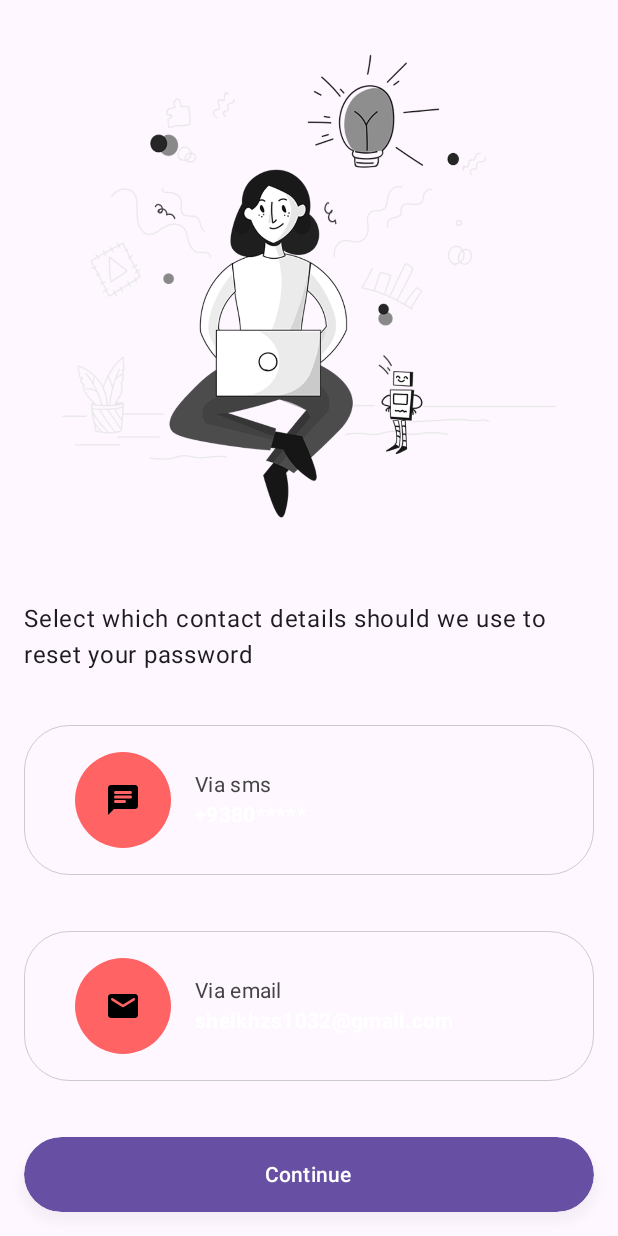
After one commit to sheikh-20/MoviesApp, an Android app built with Jetpack Compose: the composable ContactDetailsScreen shown on its own in the app's theme, on a phone screen of 412 x 824 dp. The commit adds this screen. Run offline under Robolectric (Android 15) with nearby library versions, the phone set to English and light mode, and no system bars; our stand-ins replace accompanist; network calls fail.

Commit message:
Reset password UI integrated

```diff
--- /dev/null
+++ b/app/src/main/java/com/application/moviesapp/ui/onboarding/forgotpassword/ContactDetailsScreen.kt
@@ -0,0 +1,166 @@
+package com.application.moviesapp.ui.onboarding.forgotpassword
+
+import android.content.res.Configuration.UI_MODE_NIGHT_YES
+import androidx.compose.foundation.BorderStroke
+import androidx.compose.foundation.Image
+import androidx.compose.foundation.background
+import androidx.compose.foundation.layout.Arrangement
+import androidx.compose.foundation.layout.Column
+import androidx.compose.foundation.layout.Row
+import androidx.compose.foundation.layout.Spacer
+import androidx.compose.foundation.layout.fillMaxSize
+import androidx.compose.foundation.layout.fillMaxWidth
+import androidx.compose.foundation.layout.padding
+import androidx.compose.foundation.layout.requiredHeight
+import androidx.compose.foundation.layout.size
+import androidx.compose.foundation.shape.RoundedCornerShape
+import androidx.compose.material.icons.Icons
+import androidx.compose.material.icons.rounded.Chat
+import androidx.compose.material.icons.rounded.Email
+import androidx.compose.material.icons.rounded.Message
+import androidx.compose.material3.Button
+import androidx.compose.material3.ButtonDefaults
+import androidx.compose.material3.CircularProgressIndicator
+import androidx.compose.material3.Icon
+import androidx.compose.material3.IconButton
+import androidx.compose.material3.MaterialTheme
+import androidx.compose.material3.OutlinedButton
+import androidx.compose.material3.Text
+import androidx.compose.runtime.Composable
+import androidx.compose.ui.Alignment
+import androidx.compose.ui.Modifier
+import androidx.compose.ui.draw.shadow
+import androidx.compose.ui.graphics.Color
+import androidx.compose.ui.layout.ContentScale
+import androidx.compose.ui.res.painterResource
+import androidx.compose.ui.res.stringResource
+import androidx.compose.ui.text.font.FontWeight
+import androidx.compose.ui.tooling.preview.Preview
+import androidx.compose.ui.unit.dp
+import com.application.moviesapp.R
+import com.application.moviesapp.ui.theme.MoviesAppTheme
+
+@Composable
+fun ContactDetailsScreen(modifier: Modifier = Modifier) {
+    Column(modifier = modifier
+        .fillMaxSize()
+        .padding(16.dp),
+        horizontalAlignment = Alignment.CenterHorizontally,
+        verticalArrangement = Arrangement.SpaceBetween) {
+
+        Image(
+            painter = painterResource(id = R.drawable.ic_reset_password_one),
+            contentDescription = null,
+            modifier = modifier.size(350.dp),
+            contentScale = ContentScale.Crop,
+        )
+
+        Text(text = "Select which contact details should we use to reset your password",
+            style = MaterialTheme.typography.bodyLarge)
+
+
+        OutlinedButton(onClick = {  },
+            shape = RoundedCornerShape(30),
+            border = BorderStroke(width = .5.dp, color =  Color.LightGray),
+            colors = ButtonDefaults.buttonColors(containerColor = MaterialTheme.colorScheme.surface)
+        ) {
+
+            Row(modifier = modifier
+                .fillMaxWidth()
+                .padding(10.dp),
+                verticalAlignment = Alignment.CenterVertically,
+                horizontalArrangement = Arrangement.spacedBy(16.dp)) {
+
+                IconButton(onClick = { /*TODO*/ },
+                    modifier = modifier.background(
+                        color = Color(0xFFFF6363),
+                        shape = RoundedCornerShape(50)).padding(8.dp)) {
+                    Icon(imageVector = Icons.Rounded.Chat,
+                        contentDescription = null,
+                        modifier = modifier.size(24.dp),
+                        tint = Color.Unspecified)
+                }
+
+                Column {
+                    Text(text = "Via sms",
+                        style = MaterialTheme.typography.bodyMedium,
+                        color = Color.DarkGray)
+
+                    Text(text = "+9380*****",
+                        style = MaterialTheme.typography.bodyMedium,
+                        color = MaterialTheme.colorScheme.onSecondary,
+                        fontWeight = FontWeight.Bold)
+                }
+
+            }
+        }
+
+        OutlinedButton(onClick = {  },
+            shape = RoundedCornerShape(30),
+            border = BorderStroke(width = .5.dp, color =  Color.LightGray),
+            colors = ButtonDefaults.buttonColors(containerColor = MaterialTheme.colorScheme.surface)
+        ) {
+
+            Row(modifier = modifier
+                .fillMaxWidth()
+                .padding(10.dp),
+                verticalAlignment = Alignment.CenterVertically,
+                horizontalArrangement = Arrangement.spacedBy(16.dp)) {
+
+                IconButton(onClick = { /*TODO*/ },
+                    modifier = modifier.background(
+                        color = Color(0xFFFF6363),
+                        shape = RoundedCornerShape(50))
+                        .padding(8.dp)) {
+                    Icon(imageVector = Icons.Rounded.Email,
+                        contentDescription = null,
+                        modifier = modifier.size(24.dp),
+                        tint = Color.Unspecified)
+                }
+
+                Column {
+                    Text(text = "Via email",
+                        style = MaterialTheme.typography.bodyMedium,
+                        color = Color.DarkGray)
+
+                    Text(text = "sheikhzs1032@gmail.com",
+                        style = MaterialTheme.typography.bodyMedium,
+                        color = MaterialTheme.colorScheme.onSecondary,
+                        fontWeight = FontWeight.Bold)
+                }
+
+            }
+        }
+
+        Button(onClick = {  },
+            modifier = modifier
+                .shadow(
+                    elevation = 4.dp,
+                    ambientColor = MaterialTheme.colorScheme.outlineVariant,
+                    spotColor = MaterialTheme.colorScheme.outlineVariant,
+                    shape = RoundedCornerShape(50)
+                )
+                .fillMaxWidth()
+                .requiredHeight(50.dp)) {
+
+            Text(text = "Continue",
+                modifier = modifier.padding(4.dp))
+        }
+    }
+}
+
+@Preview(showBackground = true, showSystemUi = true)
+@Composable
+private fun ContactDetailsLightThemePreview() {
+    MoviesAppTheme(darkTheme = false) {
+        ContactDetailsScreen()
+    }
+}
+
+@Preview(showBackground = true, showSystemUi = true, uiMode = UI_MODE_NIGHT_YES)
+@Composable
+private fun ContactDetailsDarkThemePreview() {
+    MoviesAppTheme(darkTheme = true) {
+        ContactDetailsScreen()
+    }
+}
```
Also changed, not shown: app/src/main/java/com/application/moviesapp/ui/onboarding/OnboardingApp.kt (+18 -0 lines), app/src/main/java/com/application/moviesapp/ui/onboarding/forgotpassword/CreateNewPasswordScreen.kt (added, +153 -0 lines), app/src/main/java/com/application/moviesapp/ui/onboarding/forgotpassword/OtpCodeScreen.kt (added, +150 -0 lines), app/src/main/res/drawable/ic_reset_password_one.png (added), app/src/main/res/drawable/ic_reset_password_two.png (added).
